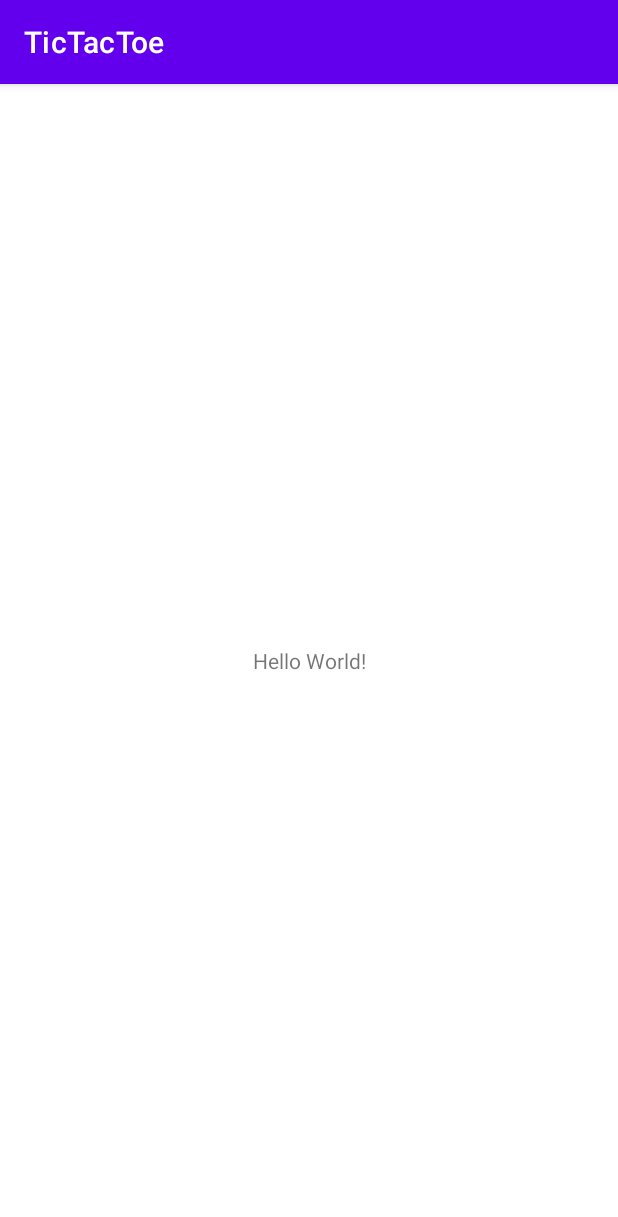
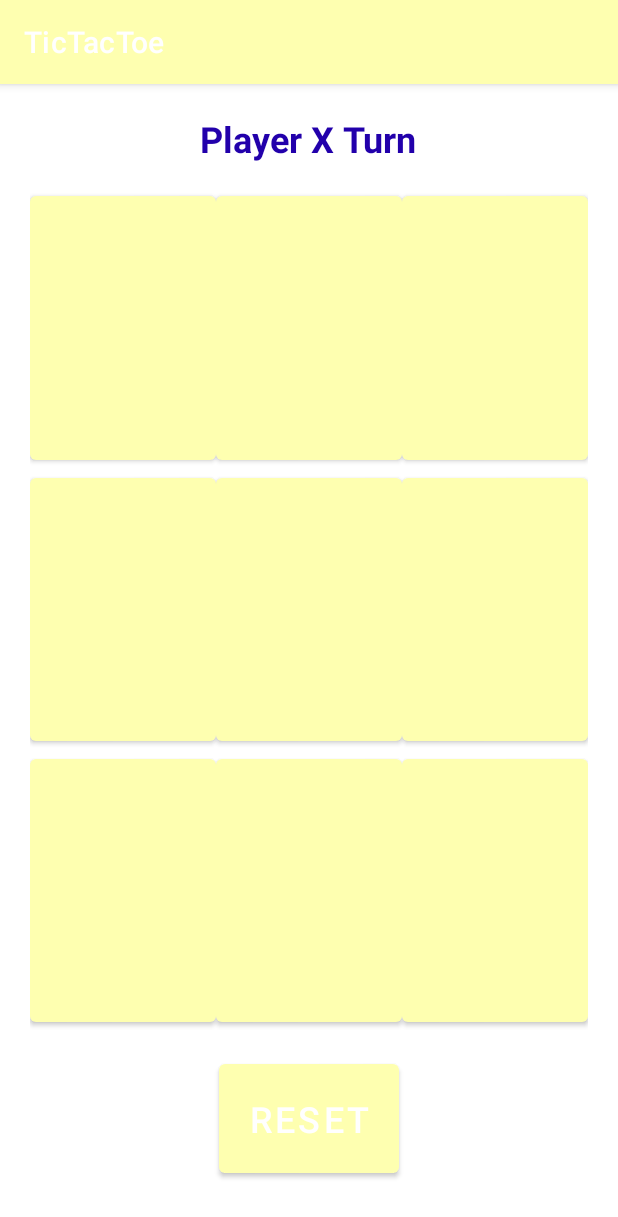
Before and after one commit to Harshul-Jain/TicTacToe_Andriod, an Android app: the screen it shows after launch (MainActivity), on a phone screen of 412 x 824 dp. Shown: the top 1217 px of the screen. Run offline under Robolectric (Android 15) with nearby library versions, the phone set to English and light mode, and no system bars.

Commit message:
Designed layout

```diff
--- a/app/src/main/res/layout/activity_main.xml
+++ b/app/src/main/res/layout/activity_main.xml
@@ -1,18 +1,128 @@
 <?xml version="1.0" encoding="utf-8"?>
-<androidx.constraintlayout.widget.ConstraintLayout xmlns:android="http://schemas.android.com/apk/res/android"
+<LinearLayout xmlns:android="http://schemas.android.com/apk/res/android"
     xmlns:app="http://schemas.android.com/apk/res-auto"
     xmlns:tools="http://schemas.android.com/tools"
+    android:orientation="vertical"
+    android:layout_margin="20dp"
     android:layout_width="match_parent"
     android:layout_height="match_parent"
     tools:context=".MainActivity">
 
     <TextView
+        android:id="@+id/displayTv"
         android:layout_width="wrap_content"
         android:layout_height="wrap_content"
-        android:text="Hello World!"
-        app:layout_constraintBottom_toBottomOf="parent"
-        app:layout_constraintLeft_toLeftOf="parent"
-        app:layout_constraintRight_toRightOf="parent"
-        app:layout_constraintTop_toTopOf="parent" />
+        android:layout_gravity="center_horizontal"
+        android:text="Player X Turn"
+        android:textColor="@color/blue"
+        android:textSize="24sp"
+        android:layout_marginBottom="16dp"
+        android:textStyle="bold"
+        />
 
-</androidx.constraintlayout.widget.ConstraintLayout>
+    <LinearLayout
+        android:layout_width="match_parent"
+        android:layout_weight="1"
+        android:layout_height="match_parent"
+        android:orientation="horizontal">
+
+        <Button
+            android:id="@+id/button1"
+            android:textSize="50sp"
+            android:textStyle="bold"
+            android:textColor="@android:color/black"
+            android:layout_width="0dp"
+            android:layout_height="match_parent"
+            android:layout_weight="1" />
+        <Button
+            android:id="@+id/button2"
+            android:textSize="50sp"
+            android:textStyle="bold"
+            android:textColor="@android:color/black"
+            android:layout_width="0dp"
+            android:layout_height="match_parent"
+            android:layout_weight="1" />
+        <Button
+            android:id="@+id/button3"
+            android:textSize="50sp"
+            android:textStyle="bold"
+            android:textColor="@android:color/black"
+            android:layout_width="0dp"
+            android:layout_height="match_parent"
+            android:layout_weight="1" />
+    </LinearLayout>
+
+    <LinearLayout
+        android:layout_weight="1"
+        android:layout_width="match_parent"
+        android:layout_height="match_parent"
+        android:orientation="horizontal">
+        <Button
+            android:id="@+id/button4"
+            android:textSize="50sp"
+            android:textStyle="bold"
+            android:textColor="@android:color/black"
+            android:layout_width="0dp"
+            android:layout_height="match_parent"
+            android:layout_weight="1" />
+        <Button
+            android:id="@+id/button5"
+            android:textSize="50sp"
+            android:textStyle="bold"
+            android:textColor="@android:color/black"
+            android:layout_width="0dp"
+            android:layout_height="match_parent"
+            android:layout_weight="1" />
+        <Button
+            android:id="@+id/button6"
+            android:textSize="50sp"
+            android:textStyle="bold"
+            android:textColor="@android:color/black"
+            android:layout_width="0dp"
+            android:layout_height="match_parent"
+            android:layout_weight="1" />
+    </LinearLayout>
+
+    <LinearLayout
+        android:layout_weight="1"
+        android:layout_width="match_parent"
+        android:layout_height="match_parent"
+        android:orientation="horizontal">
+        <Button
+            android:id="@+id/button7"
+            android:textSize="50sp"
+            android:textStyle="bold"
+            android:textColor="@android:color/black"
+            android:layout_width="0dp"
+            android:layout_height="match_parent"
+            android:layout_weight="1" />
+        <Button
+            android:id="@+id/button8"
+            android:textSize="50sp"
+            android:textStyle="bold"
+            android:textColor="@android:color/black"
+            android:layout_width="0dp"
+            android:layout_height="match_parent"
+            android:layout_weight="1" />
+        <Button
+            android:id="@+id/button9"
+            android:textSize="50sp"
+            android:textStyle="bold"
+            android:textColor="@android:color/black"
+            android:layout_width="0dp"
+            android:layout_height="match_parent"
+            android:layout_weight="1" />
+    </LinearLayout>
+    <Button
+        android:padding="20dp"
+        android:layout_marginTop="16dp"
+        android:layout_marginBottom="16dp"
+        android:text="RESET"
+        android:id="@+id/resetBtn"
+        android:layout_gravity="center_horizontal"
+        android:layout_width="wrap_content"
+        android:layout_height="wrap_content"
+        android:textSize="24sp"/>
+
+
+</LinearLayout>
--- a/app/src/main/res/values/colors.xml
+++ b/app/src/main/res/values/colors.xml
@@ -7,4 +7,8 @@
     <color name="teal_700">#FF018786</color>
     <color name="black">#FF000000</color>
     <color name="white">#FFFFFFFF</color>
+    <color name="light_yellow">#FEFFB0</color>
+    <color name="blue">#2200AB</color>
+    <color name="red">#FF0000</color>
+    <color name="dark_green">#114D05</color>
 </resources>
--- a/app/src/main/res/values/themes.xml
+++ b/app/src/main/res/values/themes.xml
@@ -2,7 +2,7 @@
     <!-- Base application theme. -->
     <style name="Theme.TicTacToe" parent="Theme.MaterialComponents.DayNight.DarkActionBar">
         <!-- Primary brand color. -->
-        <item name="colorPrimary">@color/purple_500</item>
+        <item name="colorPrimary">@color/light_yellow</item>
         <item name="colorPrimaryVariant">@color/purple_700</item>
         <item name="colorOnPrimary">@color/white</item>
         <!-- Secondary brand color. -->
```
